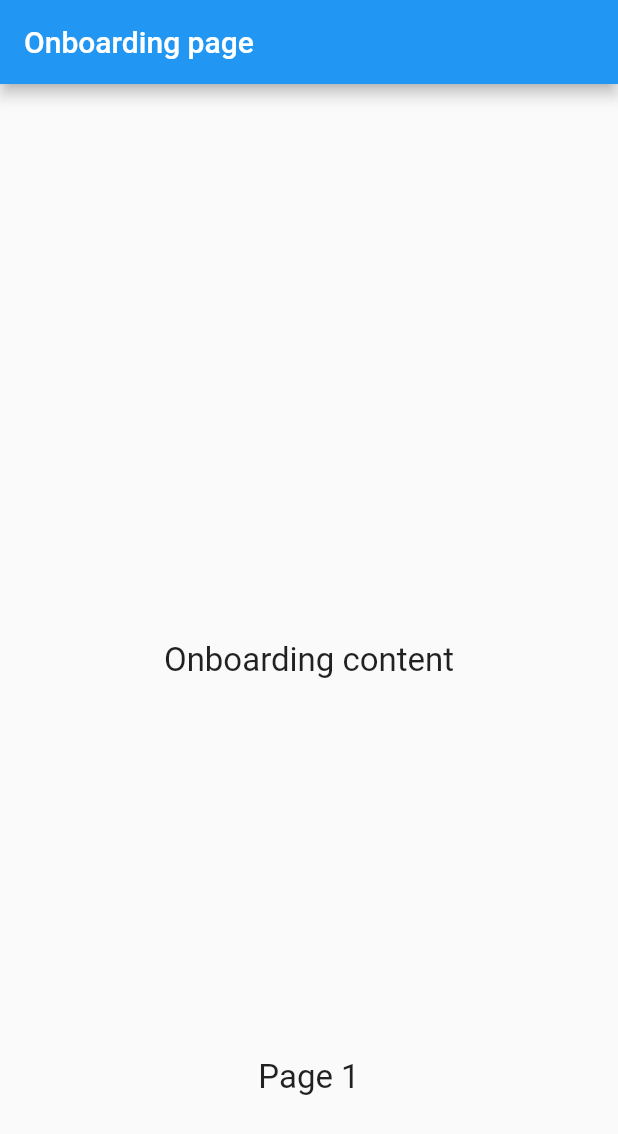
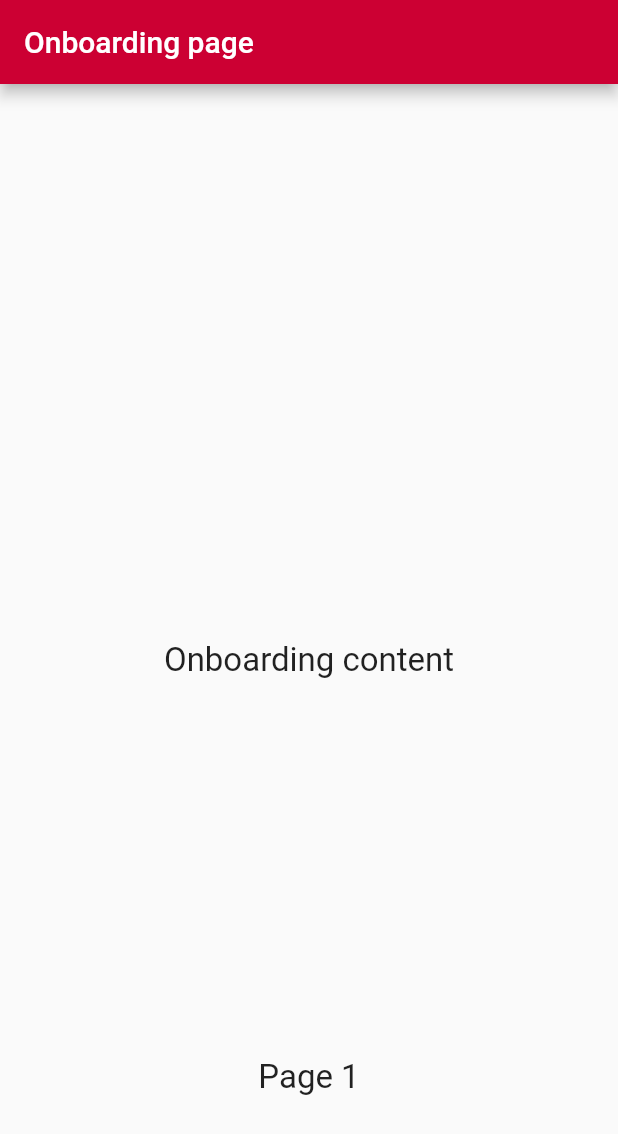
Before and after one commit to mileskrell/rutgers-flutter-mock, a Flutter app: the screen it shows after launch, on a phone screen of 412 x 824 dp. Shown: the top 1134 px of the screen. Run offline on Flutter 3.47's test engine with Material 2 defaults, Android fonts, the phone set to English and light mode, and no system bars.

Commit message:
Set primary/accent colors to Pantone 186

```diff
--- a/lib/main.dart
+++ b/lib/main.dart
@@ -2,6 +2,7 @@ import 'package:flutter/material.dart';
 
 void main() => runApp(MyApp());
 
+final pantone186 = const Color(0xffcc0033);
 final bigTextStyle = const TextStyle(fontSize: 22);
 
 class MyApp extends StatelessWidget {
@@ -10,8 +11,9 @@ class MyApp extends StatelessWidget {
     return MaterialApp(
       title: 'Flutter Demo',
       theme: ThemeData(
-        primarySwatch: Colors.blue,
-      ),
+          primaryColor: pantone186,
+          accentColor: pantone186 // TODO Maybe change this?
+          ),
       routes: {
         "/": (context) => OnboardingRoute(),
         "/second": (context) => MainRoute()
```
